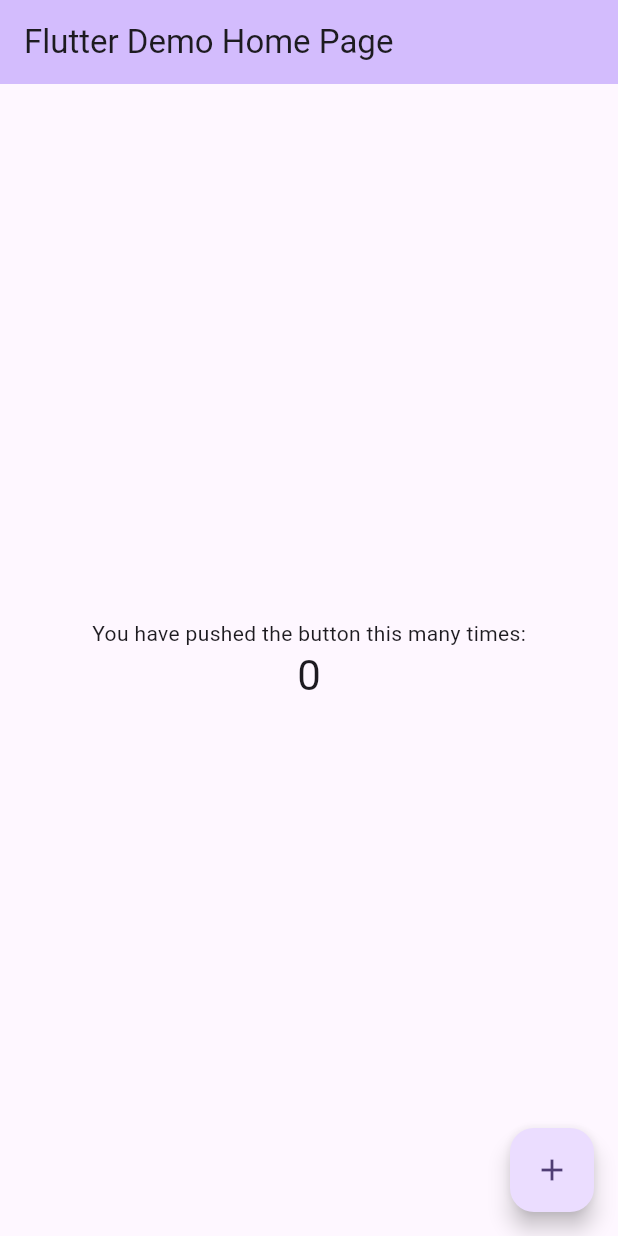
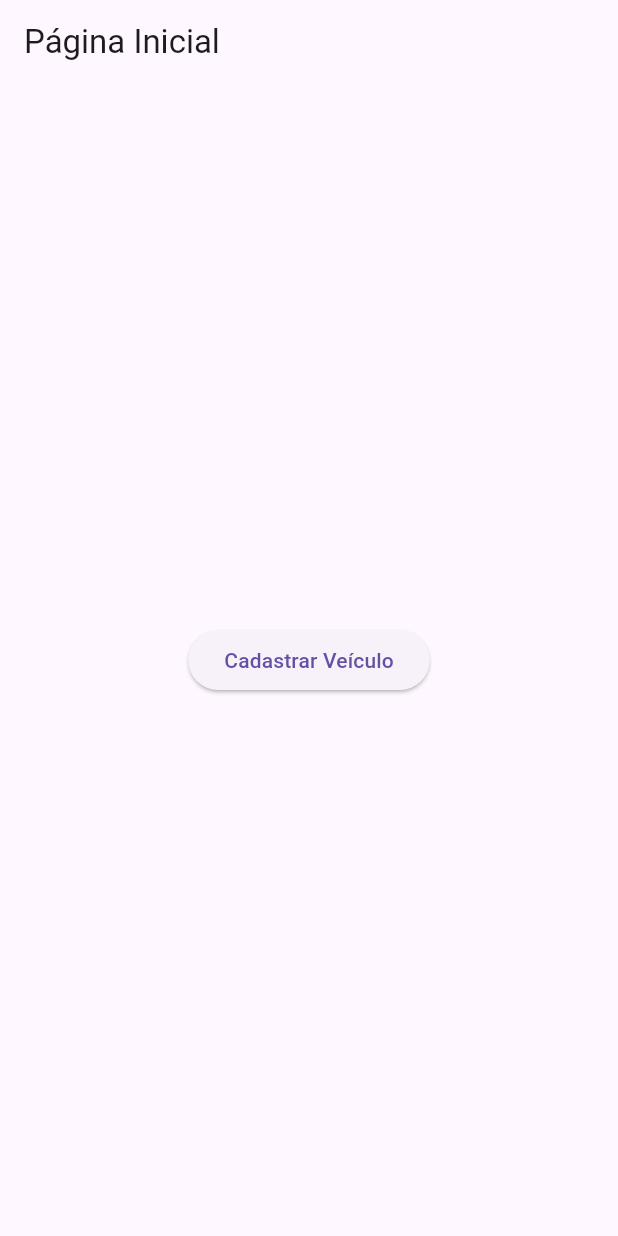
Before and after one commit to sarahCamargo/projeto-auto-locacao, a Flutter app: the screen it shows after launch, on a phone screen of 412 x 824 dp. Run offline on Flutter 3.47's test engine with Material 3 defaults, Android fonts, the phone set to English and light mode, and no system bars; our stand-ins replace cloud_firestore, firebase_core; accounts and stored records are empty.

Commit message:
Cadastro inicial carro

```diff
--- a/lib/main.dart
+++ b/lib/main.dart
@@ -1,131 +1,47 @@
 import 'package:flutter/material.dart';
 import 'package:firebase_core/firebase_core.dart';
 import 'firebase_options.dart';
+import 'cadastro_veiculo.dart';
 
 void main() async {
   WidgetsFlutterBinding.ensureInitialized();
   await Firebase.initializeApp(
     options: DefaultFirebaseOptions.currentPlatform,
   );
-  runApp(const MyApp());
+  runApp(MyApp());
 }
 
 class MyApp extends StatelessWidget {
-  const MyApp({super.key});
-
-  // This widget is the root of your application.
   @override
   Widget build(BuildContext context) {
     return MaterialApp(
-      title: 'Flutter Demo',
+      title: 'Formulário Firebase',
       theme: ThemeData(
-        // This is the theme of your application.
-        //
-        // TRY THIS: Try running your application with "flutter run". You'll see
-        // the application has a purple toolbar. Then, without quitting the app,
-        // try changing the seedColor in the colorScheme below to Colors.green
-        // and then invoke "hot reload" (save your changes or press the "hot
-        // reload" button in a Flutter-supported IDE, or press "r" if you used
-        // the command line to start the app).
-        //
-        // Notice that the counter didn't reset back to zero; the application
-        // state is not lost during the reload. To reset the state, use hot
-        // restart instead.
-        //
-        // This works for code too, not just values: Most code changes can be
-        // tested with just a hot reload.
-        colorScheme: ColorScheme.fromSeed(seedColor: Colors.deepPurple),
-        useMaterial3: true,
+        primarySwatch: Colors.blue,
       ),
-      home: const MyHomePage(title: 'Flutter Demo Home Page'),
+      home: MyHomePage(),
     );
   }
 }
 
-class MyHomePage extends StatefulWidget {
-  const MyHomePage({super.key, required this.title});
-
-  // This widget is the home page of your application. It is stateful, meaning
-  // that it has a State object (defined below) that contains fields that affect
-  // how it looks.
-
-  // This class is the configuration for the state. It holds the values (in this
-  // case the title) provided by the parent (in this case the App widget) and
-  // used by the build method of the State. Fields in a Widget subclass are
-  // always marked "final".
-
-  final String title;
-
-  @override
-  State<MyHomePage> createState() => _MyHomePageState();
-}
-
-class _MyHomePageState extends State<MyHomePage> {
-  int _counter = 0;
-
-  void _incrementCounter() {
-    setState(() {
-      // This call to setState tells the Flutter framework that something has
-      // changed in this State, which causes it to rerun the build method below
-      // so that the display can reflect the updated values. If we changed
-      // _counter without calling setState(), then the build method would not be
-      // called again, and so nothing would appear to happen.
-      _counter++;
-    });
-  }
-
+class MyHomePage extends StatelessWidget {
   @override
   Widget build(BuildContext context) {
-    // This method is rerun every time setState is called, for instance as done
-    // by the _incrementCounter method above.
-    //
-    // The Flutter framework has been optimized to make rerunning build methods
-    // fast, so that you can just rebuild anything that needs updating rather
-    // than having to individually change instances of widgets.
     return Scaffold(
       appBar: AppBar(
-        // TRY THIS: Try changing the color here to a specific color (to
-        // Colors.amber, perhaps?) and trigger a hot reload to see the AppBar
-        // change color while the other colors stay the same.
-        backgroundColor: Theme.of(context).colorScheme.inversePrimary,
-        // Here we take the value from the MyHomePage object that was created by
-        // the App.build method, and use it to set our appbar title.
-        title: Text(widget.title),
+        title: Text('Página Inicial'),
       ),
       body: Center(
-        // Center is a layout widget. It takes a single child and positions it
-        // in the middle of the parent.
-        child: Column(
-          // Column is also a layout widget. It takes a list of children and
-          // arranges them vertically. By default, it sizes itself to fit its
-          // children horizontally, and tries to be as tall as its parent.
-          //
-          // Column has various properties to control how it sizes itself and
-          // how it positions its children. Here we use mainAxisAlignment to
-          // center the children vertically; the main axis here is the vertical
-          // axis because Columns are vertical (the cross axis would be
-          // horizontal).
-          //
-          // TRY THIS: Invoke "debug painting" (choose the "Toggle Debug Paint"
-          // action in the IDE, or press "p" in the console), to see the
-          // wireframe for each widget.
-          mainAxisAlignment: MainAxisAlignment.center,
-          children: <Widget>[
-            const Text(
-              'You have pushed the button this many times:',
-            ),
-            Text(
-              '$_counter',
-              style: Theme.of(context).textTheme.headlineMedium,
-            ),
-          ],
+        child: ElevatedButton(
+          onPressed: () {
+            Navigator.push(
+              context,
+              MaterialPageRoute(builder: (context) => CadastroVeiculo()),
+            );
+          },
+          child: Text('Cadastrar Veículo'),
         ),
       ),
-      floatingActionButton: FloatingActionButton(
-        onPressed: _incrementCounter,
-        tooltip: 'Increment',
-        child: const Icon(Icons.add),
-      ), // This trailing comma makes auto-formatting nicer for build methods.
     );
   }
 }
```
Also changed, not shown: lib/cadastro_veiculo.dart (added, +88 -0 lines).
